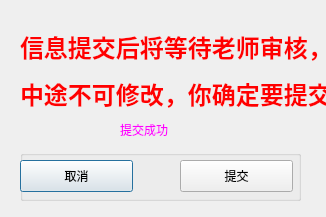
Above: SubmitStudentInformation.ui from doublepi123/PoorStudent before the change. Below: the same form after it.
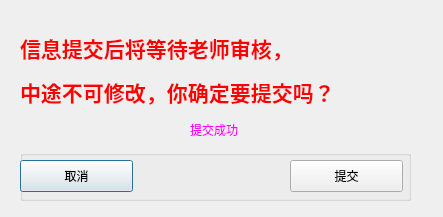
That is the form after the change.

Patch:
```diff
--- a/SubmitStudentInformation.ui
+++ b/SubmitStudentInformation.ui
@@ -6,7 +6,7 @@
    <rect>
     <x>0</x>
     <y>0</y>
-    <width>326</width>
+    <width>443</width>
     <height>217</height>
    </rect>
   </property>
@@ -18,7 +18,7 @@
     <rect>
      <x>20</x>
      <y>150</y>
-     <width>281</width>
+     <width>391</width>
      <height>51</height>
     </rect>
    </property>
@@ -41,7 +41,7 @@
    <widget class="QPushButton" name="buttonYes">
     <property name="geometry">
      <rect>
-      <x>160</x>
+      <x>270</x>
       <y>10</y>
       <width>113</width>
       <height>32</height>
@@ -57,18 +57,18 @@
     <rect>
      <x>20</x>
      <y>20</y>
-     <width>351</width>
+     <width>441</width>
      <height>101</height>
     </rect>
    </property>
    <property name="text">
-    <string>&lt;html&gt;&lt;head/&gt;&lt;body&gt;&lt;p&gt;&lt;span style=&quot; font-size:18pt; font-weight:600; color:#ff0000;&quot;&gt;信息提交后将等待老师审核，&lt;/span&gt;&lt;/p&gt;&lt;p&gt;&lt;span style=&quot; font-size:18pt; font-weight:600; color:#ff0000;&quot;&gt;中途不可修改，你确定要提交吗？&lt;/span&gt;&lt;/p&gt;&lt;/body&gt;&lt;/html&gt;</string>
+    <string>&lt;html&gt;&lt;head/&gt;&lt;body&gt;&lt;p&gt;&lt;span style=&quot; font-size:16pt; font-weight:600; color:#ff0000;&quot;&gt;信息提交后将等待老师审核，&lt;/span&gt;&lt;/p&gt;&lt;p&gt;&lt;span style=&quot; font-size:16pt; font-weight:600; color:#ff0000;&quot;&gt;中途不可修改，你确定要提交吗？&lt;/span&gt;&lt;/p&gt;&lt;/body&gt;&lt;/html&gt;</string>
    </property>
   </widget>
   <widget class="QLabel" name="label_2">
    <property name="geometry">
     <rect>
-     <x>120</x>
+     <x>190</x>
      <y>120</y>
      <width>61</width>
      <height>21</height>
```
